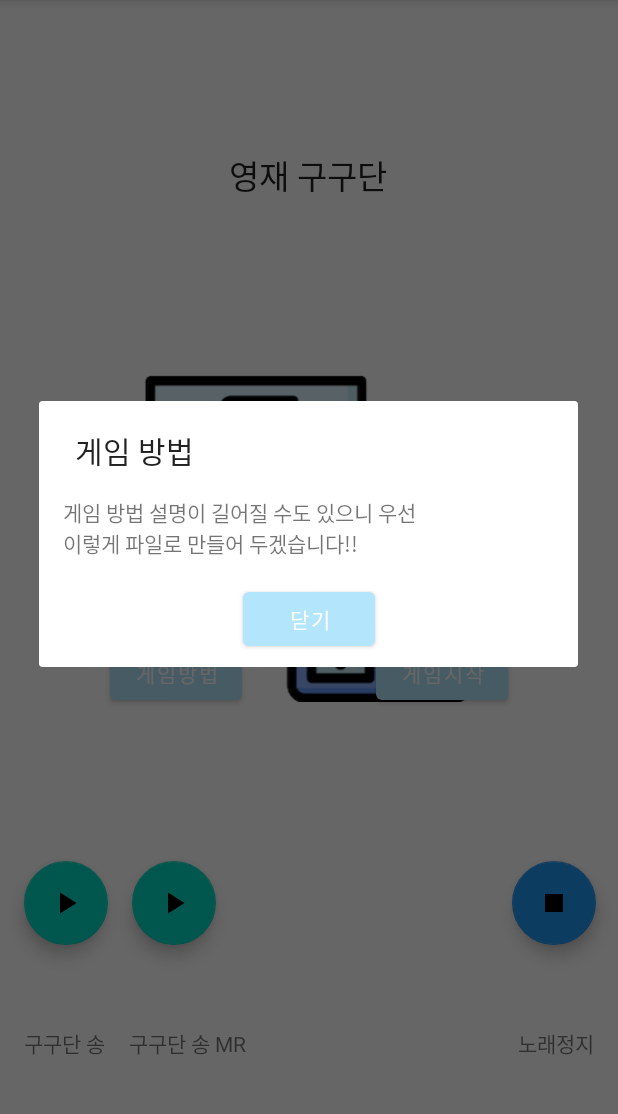
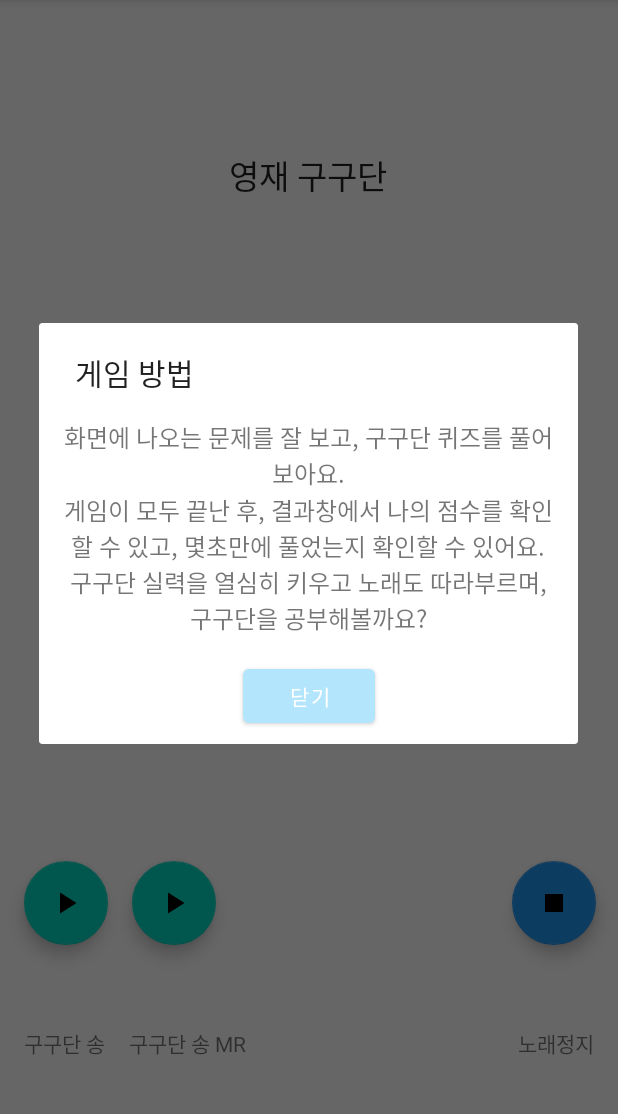
Before and after one commit to Skyminn/GURU2-QuizApp, an Android app: the StartScreen screen opened directly, with no data from a screen before it, after a tap on "게임방법", on a phone screen of 412 x 824 dp, the part 84-1198 px from its top. Run offline under Robolectric (Android 15) with nearby library versions, the phone set to English and light mode, and no system bars.

Commit message:
게임방법 작성

```diff
--- a/app/src/main/java/com/example/quizapp/StartScreen.kt
+++ b/app/src/main/java/com/example/quizapp/StartScreen.kt
@@ -143,4 +143,5 @@ class StartScreen : AppCompatActivity(){
 
     }
 
+
 }
--- a/app/src/main/res/layout/activity_game_rules.xml
+++ b/app/src/main/res/layout/activity_game_rules.xml
@@ -14,7 +14,10 @@
         android:layout_marginTop="16sp"
         android:layout_marginRight="16sp"
         android:layout_marginBottom="16dp"
+        android:gravity="center"
         android:text="@string/game_rules"
+        android:textAlignment="center"
+        android:textSize="16sp"
         app:layout_constraintBottom_toTopOf="@+id/closeBtn"
         app:layout_constraintEnd_toEndOf="parent"
         app:layout_constraintHorizontal_bias="0.498"
--- a/app/src/main/res/values/strings.xml
+++ b/app/src/main/res/values/strings.xml
@@ -1,7 +1,6 @@
 <resources>
     <string name="app_name">QuizApp</string>
-    <string name="game_rules">게임 방법 설명이 길어질 수도 있으니 우선
-        \n이렇게 파일로 만들어 두겠습니다!!</string>
+    <string name="game_rules">화면에 나오는 문제를 잘 보고, 구구단 퀴즈를 풀어보아요.\n게임이 모두 끝난 후, 결과창에서 나의 점수를 확인할 수 있고, 몇초만에 풀었는지 확인할 수 있어요.\n구구단 실력을 열심히 키우고 노래도 따라부르며, 구구단을 공부해볼까요?</string>
 
     <string name="question">구구단 퀴즈</string>
     <string name="count_label">%d/%d</string>
```
